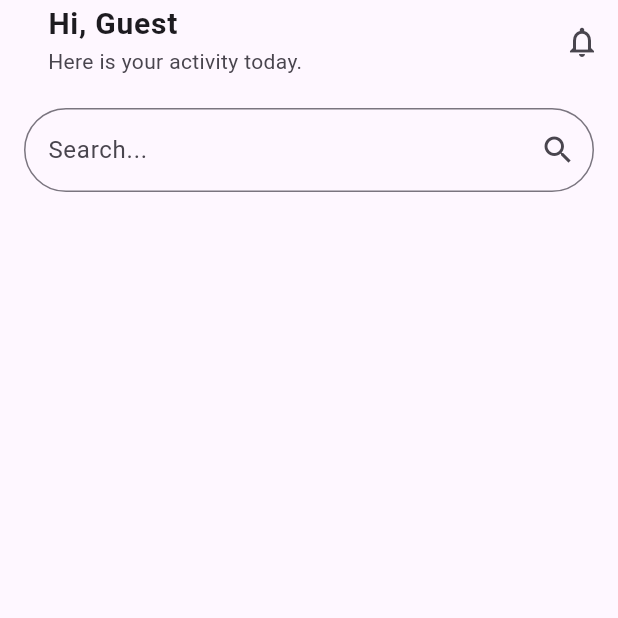
After one commit to ppu-art/IT-MADII-Y4S2-2025, a Flutter app: the HomeScreen screen opened directly, on a phone screen of 412 x 824 dp, the top half of it. The commit adds this screen. Run offline on Flutter 3.47's test engine with Material 3 defaults, Android fonts, the phone set to English and light mode, and no system bars.

Commit message:
Design Search in homescreen

```diff
--- a/lib/main.dart
+++ b/lib/main.dart
@@ -12,7 +12,7 @@ class MyApp extends StatelessWidget {
   @override
   Widget build(BuildContext context) {
     return MaterialApp(
-      title: 'Flutter Demo',
+      title: 'PPUA',
       theme: ThemeData(
         colorScheme: ColorScheme.fromSeed(seedColor: Colors.deepPurple),
       ),
--- /dev/null
+++ b/lib/screens/home_screen.dart
@@ -0,0 +1,55 @@
+import 'package:flutter/material.dart';
+
+class HomeScreen extends StatefulWidget {
+  const HomeScreen({super.key});
+
+  @override
+  State<HomeScreen> createState() => _HomeScreenState();
+}
+
+class _HomeScreenState extends State<HomeScreen> {
+
+
+  final searchController = TextEditingController();
+
+
+  @override
+  Widget build(BuildContext context) {
+
+      final searchField = Padding(padding: EdgeInsets.only(
+          top: 16,
+          left: 16, right: 16),
+      child: TextField(
+        controller: searchController,
+        onChanged: (value){
+            print("This is input : $value");
+        },
+        decoration: InputDecoration(
+            hintText: "Search...",
+            suffixIcon: Icon(Icons.search),
+            border: OutlineInputBorder(
+              borderRadius: BorderRadius.circular(30),
+            )
+        ),
+      ),
+      );
+
+    return Scaffold(
+      appBar: AppBar(
+        title: ListTile(
+          title: Text("Hi, Guest", style: TextStyle(fontWeight: FontWeight.bold, fontSize: 20),),
+          subtitle: Text("Here is your activity today."),
+        ),
+        centerTitle: true,
+        actions: [
+          IconButton(onPressed: (){}, icon: Icon(Icons.notifications_none))
+        ],
+      ),
+      body: Column(
+        children: [
+          searchField
+        ],
+      ),
+    );
+  }
+}
--- a/lib/screens/login_screen.dart
+++ b/lib/screens/login_screen.dart
@@ -1,4 +1,5 @@
 import 'package:flutter/material.dart';
+import 'package:mad/screens/home_screen.dart';
 
 class LoginScreen extends StatefulWidget {
 
@@ -75,6 +76,7 @@ class _LoginScreenState extends State<LoginScreen> {
         onPressed: (){
           if(_key.currentState!.validate()){
               // Call API or Backend Service for Login
+            Navigator.pushReplacement(context, MaterialPageRoute(builder: (context) => HomeScreen()));
           }
         },
         child: Text("Login", style: TextStyle(color: Colors.white),),
```
